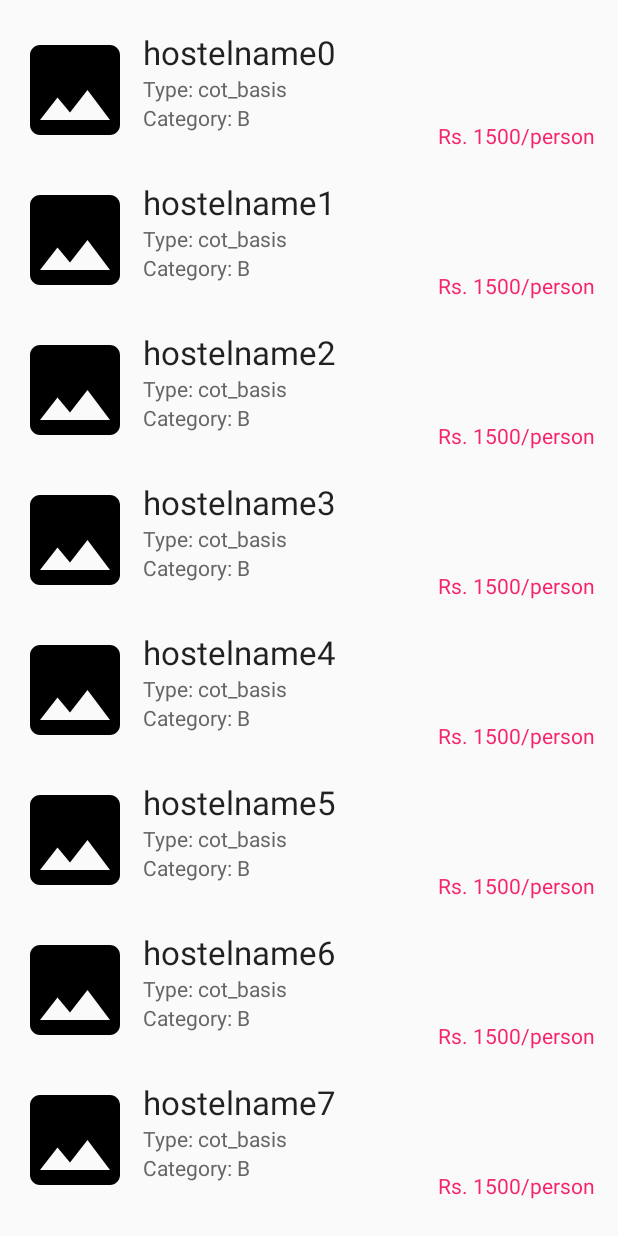
After one commit to Akshay1213/Ostello, an Android app: the Loadhostels screen opened directly, with no data from a screen before it, on a phone screen of 412 x 824 dp. The commit adds this screen. Run offline under Robolectric (Android 15) with nearby library versions, the light colour scheme and no system bars; pictures from the network do not load.

Commit message:
Recycler view Loading data properly...(working on set on Recycler view item lsitner)

```diff
--- a/app/build.gradle
+++ b/app/build.gradle
@@ -32,6 +32,8 @@ dependencies {
     compile 'com.google.firebase:firebase-database:10.0.1'
     compile 'com.google.firebase:firebase-auth:10.0.1'
     compile 'com.mcxiaoke.volley:library-aar:1.0.0'
+    compile 'com.android.support:recyclerview-v7:25.3.1'
+    compile 'com.github.bumptech.glide:glide:3.5.2'
     testCompile 'junit:junit:4.12'
 }
 
@@ -42,4 +44,6 @@ dependencies {
 
 
 
+
+
 apply plugin: 'com.google.gms.google-services'
--- /dev/null
+++ b/app/src/main/java/com/xoxytech/ostello/Adapterhostel.java
@@ -0,0 +1,99 @@
+package com.xoxytech.ostello;
+
+/**
+ * Created by akshay on 1/7/17.
+ */
+
+
+import android.content.Context;
+import android.support.v4.content.ContextCompat;
+import android.support.v7.widget.RecyclerView;
+import android.view.LayoutInflater;
+import android.view.View;
+import android.view.ViewGroup;
+import android.widget.ImageView;
+import android.widget.TextView;
+import com.bumptech.glide.Glide;
+import java.util.Collections;
+import java.util.List;
+
+public class Adapterhostel extends RecyclerView.Adapter<RecyclerView.ViewHolder> implements View.OnClickListener{
+
+    private Context context;
+    private LayoutInflater inflater;
+
+    @Override
+    public void onClick(View v) {
+
+    }
+
+    List<Datahostel> data= Collections.emptyList();
+
+    Datahostel current;
+    int currentPos=0;
+
+    // create constructor to innitilize context and data sent from MainActivity
+    public Adapterhostel(Context context, List<Datahostel> data){
+        this.context=context;
+        inflater= LayoutInflater.from(context);
+        this.data=data;
+    }
+
+    // Inflate the layout when viewholder created
+    @Override
+    public RecyclerView.ViewHolder onCreateViewHolder(ViewGroup parent, int viewType) {
+        View view=inflater.inflate(R.layout.container_hostel, parent,false);
+        MyHolder holder=new MyHolder(view);
+        return holder;
+    }
+
+    // Bind data
+    @Override
+    public void onBindViewHolder(RecyclerView.ViewHolder holder, int position) {
+
+        // Get current position of item in recyclerview to bind data and assign values from list
+        MyHolder myHolder= (MyHolder) holder;
+        Datahostel current=data.get(position);
+        myHolder.texthostelName.setText(current.HostelName);
+        myHolder.textSize.setText("Type: " + current.type);
+        myHolder.textType.setText("Category: " + current.catName);
+        myHolder.textPrice.setText("Rs. " + current.price + "/person");
+        myHolder.textPrice.setTextColor(ContextCompat.getColor(context, R.color.colorAccent));
+
+        // load image into imageview using glide
+        Glide.with(context).load(current.HostelImage)
+                .placeholder(R.drawable.ic_img_error)
+                .error(R.drawable.ic_img_error)
+                .into(myHolder.ivhostel);
+
+
+    }
+
+    // return total item from List
+    @Override
+    public int getItemCount() {
+        return data.size();
+    }
+
+
+    class MyHolder extends RecyclerView.ViewHolder{
+
+        TextView texthostelName;
+        ImageView ivhostel;
+        TextView textSize;
+        TextView textType;
+        TextView textPrice;
+
+        // create constructor to get widget reference
+        public MyHolder(View itemView) {
+            super(itemView);
+            texthostelName= (TextView) itemView.findViewById(R.id.texthostelName);
+            ivhostel= (ImageView) itemView.findViewById(R.id.ivhostel);
+            textSize = (TextView) itemView.findViewById(R.id.textSize);
+            textType = (TextView) itemView.findViewById(R.id.textType);
+            textPrice = (TextView) itemView.findViewById(R.id.textPrice);
+        }
+
+    }
+
+}
--- a/app/src/main/java/com/xoxytech/ostello/Config.java
+++ b/app/src/main/java/com/xoxytech/ostello/Config.java
@@ -10,7 +10,7 @@ public class Config {
     public static final String CONFIRM_URL = "http://janaipackaging.com/ostello/confirm.php";
     public static final String LOGIN_URL = "http://janaipackaging.com/ostello/login_verification.php";
     public static final String AutoComplete_URL = "http://janaipackaging.com/ostello/fetchcities.php";
-
+    public static final String SEARCHHOSTELS_URL = "http://janaipackaging.com/ostello/fetchhostels.php";
     //Keys to send username, password, phone and otp
     public static final String KEY_USERNAME = "username";
     public static final String KEY_PASSWORD = "password";
--- /dev/null
+++ b/app/src/main/java/com/xoxytech/ostello/Datahostel.java
@@ -0,0 +1,16 @@
+package com.xoxytech.ostello;
+
+/**
+ * Created by akshay on 1/7/17.
+ */
+
+public class Datahostel {
+
+
+        public String HostelImage;
+        public String HostelName;
+        public String catName;
+        public String type;
+        public int price;
+
+}
--- /dev/null
+++ b/app/src/main/java/com/xoxytech/ostello/Loadhostels.java
@@ -0,0 +1,185 @@
+package com.xoxytech.ostello;
+
+import android.support.v7.app.AppCompatActivity;
+import android.os.Bundle;
+import android.app.ProgressDialog;
+import android.os.AsyncTask;
+import android.support.v7.widget.LinearLayoutManager;
+import android.support.v7.widget.RecyclerView;
+import android.widget.Toast;
+import org.json.JSONArray;
+import org.json.JSONException;
+import org.json.JSONObject;
+import java.io.BufferedReader;
+import java.io.IOException;
+import java.io.InputStream;
+import java.io.InputStreamReader;
+import java.net.HttpURLConnection;
+import java.net.MalformedURLException;
+import java.net.URL;
+import java.util.ArrayList;
+import java.util.List;
+
+public class Loadhostels extends AppCompatActivity {
+
+    // CONNECTION_TIMEOUT and READ_TIMEOUT are in milliseconds
+    public static final int CONNECTION_TIMEOUT = 50000;
+    public static final int READ_TIMEOUT = 25000;
+    private RecyclerView mRVhostelList;
+    private Adapterhostel mAdapter;
+
+    @Override
+    protected void onCreate(Bundle savedInstanceState) {
+        super.onCreate(savedInstanceState);
+        setContentView(R.layout.activity_loadhostels);
+        List<Datahostel> data=new ArrayList<>();
+
+
+            // Extract data from json and store into ArrayList as class objects
+            for(int i=0;i<10;i++){
+                Datahostel hostelData = new Datahostel();
+                hostelData.HostelImage= "https://upload.wikimedia.org/wikipedia/commons/e/e8/Hostel_Dormitory.jpg";
+                hostelData.HostelName= "hostelname"+i;
+                hostelData.catName="B";
+                hostelData.type= "cot_basis";
+                hostelData.price= 1500;
+                data.add(hostelData);
+            }
+
+            // Setup and Handover data to recyclerview
+            mRVhostelList = (RecyclerView)findViewById(R.id.hostelList);
+//                LinearLayoutManager llm = new LinearLayoutManager(Loadhostels.this);
+//                llm.setOrientation(LinearLayoutManager.VERTICAL);
+
+            mAdapter = new Adapterhostel(Loadhostels.this, data);
+            mRVhostelList.setAdapter(mAdapter);
+            mRVhostelList.setLayoutManager(new LinearLayoutManager(Loadhostels.this));
+            mAdapter.notifyDataSetChanged();
+
+
+        //Make call to AsyncTask
+        new AsyncFetch().execute();
+    }
+
+    private class AsyncFetch extends AsyncTask<String, String, String> {
+        ProgressDialog pdLoading = new ProgressDialog(Loadhostels.this);
+        HttpURLConnection conn;
+        URL url = null;
+
+        @Override
+        protected void onPreExecute() {
+            super.onPreExecute();
+
+            //this method will be running on UI thread
+            pdLoading.setMessage("\tLoading...");
+            pdLoading.setCancelable(false);
+            pdLoading.show();
+
+        }
+
+        @Override
+        protected String doInBackground(String... params) {
+            try {
+
+                // Enter URL address where your json file resides
+                // Even you can make call to php file which returns json data
+                url = new URL("http://janaipackaging.com/ostello/fetchhostels.php");
+
+            } catch (MalformedURLException e) {
+                // TODO Auto-generated catch block
+                e.printStackTrace();
+                return e.toString();
+            }
+            try {
+
+                // Setup HttpURLConnection class to send and receive data from php and mysql
+                conn = (HttpURLConnection) url.openConnection();
+                conn.setReadTimeout(READ_TIMEOUT);
+                conn.setConnectTimeout(CONNECTION_TIMEOUT);
+                conn.setRequestMethod("GET");
+
+                // setDoOutput to true as we recieve data from json file
+                conn.setDoOutput(true);
+
+            } catch (IOException e1) {
+                // TODO Auto-generated catch block
+                e1.printStackTrace();
+                return e1.toString();
+            }
+
+            try {
+
+                int response_code = conn.getResponseCode();
+
+                // Check if successful connection made
+                if (response_code == HttpURLConnection.HTTP_OK) {
+
+                    // Read data sent from server
+                    InputStream input = conn.getInputStream();
+                    BufferedReader reader = new BufferedReader(new InputStreamReader(input));
+                    StringBuilder result = new StringBuilder();
+                    String line;
+
+                    while ((line = reader.readLine()) != null) {
+                        result.append(line);
+                    }
+
+                    // Pass data to onPostExecute method
+                    return (result.toString());
+
+                } else {
+
+                    return ("unsuccessful");
+                }
+
+            } catch (IOException e) {
+                e.printStackTrace();
+                return e.toString();
+            } finally {
+                conn.disconnect();
+            }
+
+
+        }
+
+        @Override
+        protected void onPostExecute(String result) {
+
+            //this method will be running on UI thread
+
+            pdLoading.dismiss();
+            List<Datahostel> data=new ArrayList<>();
+            try {
+
+                JSONArray jArray = new JSONArray(result);
+
+                // Extract data from json and store into ArrayList as class objects
+                for(int i=0;i<jArray.length();i++){
+                    JSONObject json_data = jArray.getJSONObject(i);
+                    Datahostel hostelData = new Datahostel();
+                    hostelData.HostelImage= "https://upload.wikimedia.org/wikipedia/commons/e/e8/Hostel_Dormitory.jpg";
+                    hostelData.HostelName= json_data.getString("hostelname");
+                    hostelData.catName= json_data.getString("category");
+                    hostelData.type= json_data.getString("type");
+                    hostelData.price= json_data.getInt("rate");
+                    data.add(hostelData);
+                }
+
+                // Setup and Handover data to recyclerview
+                mRVhostelList = (RecyclerView)findViewById(R.id.hostelList);
+//                LinearLayoutManager llm = new LinearLayoutManager(Loadhostels.this);
+//                llm.setOrientation(LinearLayoutManager.VERTICAL);
+
+                mAdapter = new Adapterhostel(Loadhostels.this, data);
+                mRVhostelList.setAdapter(mAdapter);
+                mRVhostelList.setLayoutManager(new LinearLayoutManager(Loadhostels.this));
+                mAdapter.notifyDataSetChanged();
+            } catch (Exception e) {
+                e.printStackTrace();
+                Toast.makeText(Loadhostels.this,"zumka gira re"+ e.toString(), Toast.LENGTH_LONG).show();
+            }
+
+        }
+
+    }
+}
--- /dev/null
+++ b/app/src/main/res/drawable/ic_img_error.xml
@@ -0,0 +1,9 @@
+<vector xmlns:android="http://schemas.android.com/apk/res/android"
+        android:width="24dp"
+        android:height="24dp"
+        android:viewportWidth="24.0"
+        android:viewportHeight="24.0">
+    <path
+        android:fillColor="#FF000000"
+        android:pathData="M21,19V5c0,-1.1 -0.9,-2 -2,-2H5c-1.1,0 -2,0.9 -2,2v14c0,1.1 0.9,2 2,2h14c1.1,0 2,-0.9 2,-2zM8.5,13.5l2.5,3.01L14.5,12l4.5,6H5l3.5,-4.5z"/>
+</vector>
--- /dev/null
+++ b/app/src/main/res/layout/activity_loadhostels.xml
@@ -0,0 +1,16 @@
+<?xml version="1.0" encoding="utf-8"?>
+<LinearLayout xmlns:android="http://schemas.android.com/apk/res/android"
+    xmlns:tools="http://schemas.android.com/tools"
+    android:layout_width="match_parent"
+    android:layout_height="match_parent"
+    android:orientation="vertical"
+    tools:context="com.xoxytech.ostello.Loadhostels">
+    <android.support.v7.widget.RecyclerView
+        android:id="@+id/hostelList"
+        android:layout_width="match_parent"
+        android:layout_height="match_parent"
+        android:paddingTop="10dp"
+        android:layout_weight="1"
+        />
+
+</LinearLayout>
--- /dev/null
+++ b/app/src/main/res/layout/container_hostel.xml
@@ -0,0 +1,62 @@
+<?xml version="1.0" encoding="utf-8"?>
+<RelativeLayout xmlns:android="http://schemas.android.com/apk/res/android"
+    android:layout_width="match_parent"
+    android:layout_height="wrap_content"
+    android:clickable="true"
+    android:orientation="horizontal"
+    android:padding="10dp">
+
+    <ImageView
+        android:layout_width="80dp"
+        android:scaleType="fitXY"
+        android:layout_height="80dp"
+        android:id="@+id/ivhostel"/>
+
+    <TextView
+        android:layout_width="wrap_content"
+        android:layout_height="wrap_content"
+        android:textAppearance="?android:attr/textAppearanceLarge"
+        android:text="hostel name"
+        android:id="@+id/texthostelName"
+        android:layout_marginLeft="5dp"
+        android:layout_toRightOf="@id/ivhostel"
+        android:layout_toLeftOf="@+id/textPrice"/>
+
+
+    <TextView
+        android:layout_width="wrap_content"
+        android:layout_height="wrap_content"
+        android:textAppearance="?android:attr/textAppearanceSmall"
+        android:text="price"
+        android:id="@+id/textPrice"
+        android:textColor="@color/colorAccent"
+        android:layout_alignParentBottom="true"
+        android:layout_alignParentRight="true"
+        android:layout_marginLeft="5dp"
+        android:layout_marginRight="5dp"
+        />
+
+    <TextView
+        android:layout_width="wrap_content"
+        android:layout_height="wrap_content"
+        android:textAppearance="?android:attr/textAppearanceSmall"
+        android:text="Small Text"
+        android:id="@+id/textSize"
+        android:layout_marginLeft="5dp"
+        android:layout_below="@id/texthostelName"
+        android:layout_toRightOf="@id/ivhostel"
+        android:layout_toEndOf="@id/ivhostel"
+        android:textColor="#666"/>
+
+    <TextView
+        android:layout_width="wrap_content"
+        android:layout_height="wrap_content"
+        android:textAppearance="?android:attr/textAppearanceSmall"
+        android:text="sd"
+        android:id="@+id/textType"
+        android:layout_marginLeft="5dp"
+        android:layout_below="@id/textSize"
+        android:layout_toRightOf="@id/ivhostel"
+        android:textColor="#666"/>
+
+</RelativeLayout>
--- a/app/src/main/res/values/strings.xml
+++ b/app/src/main/res/values/strings.xml
@@ -21,4 +21,5 @@
     </string>
     <string name="NoAccount">No account yet? Create one</string>
     <string name="title_activity_autocompletesearch">Autocompletesearch</string>
+    <string name="title_activity_load_hostels">LoadHostels</string>
 </resources>
```
Also changed, not shown: app/src/main/AndroidManifest.xml (+11 -2 lines), app/src/main/java/com/xoxytech/ostello/test.json (added, +134 -0 lines), app/src/main/res/drawable/ic_edit_black_24dp.xml (added, +9 -0 lines).
